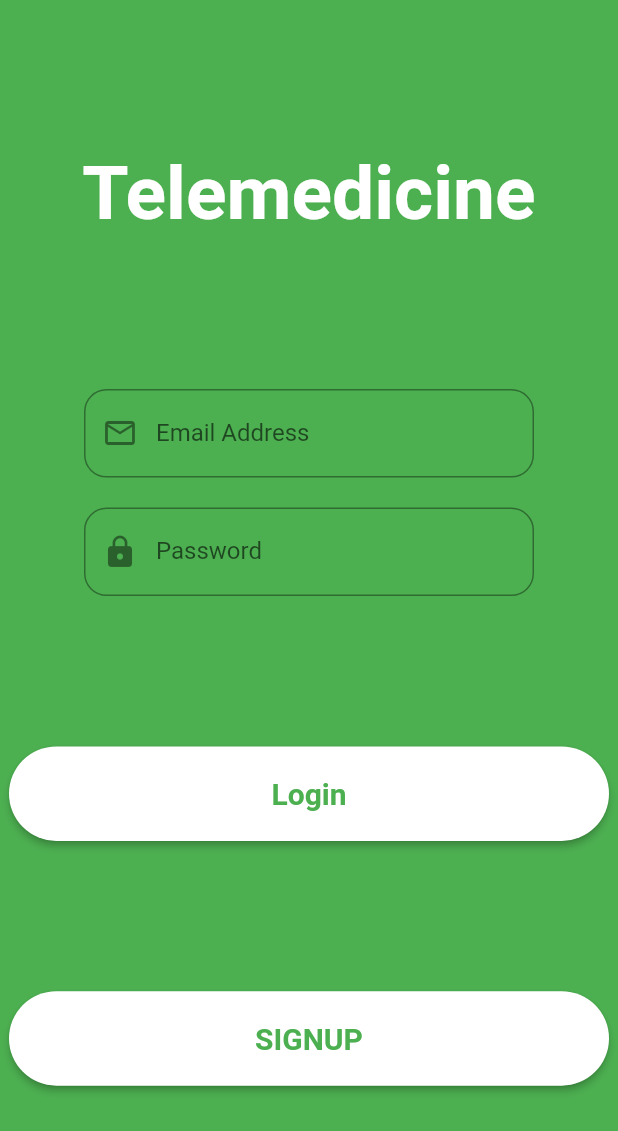
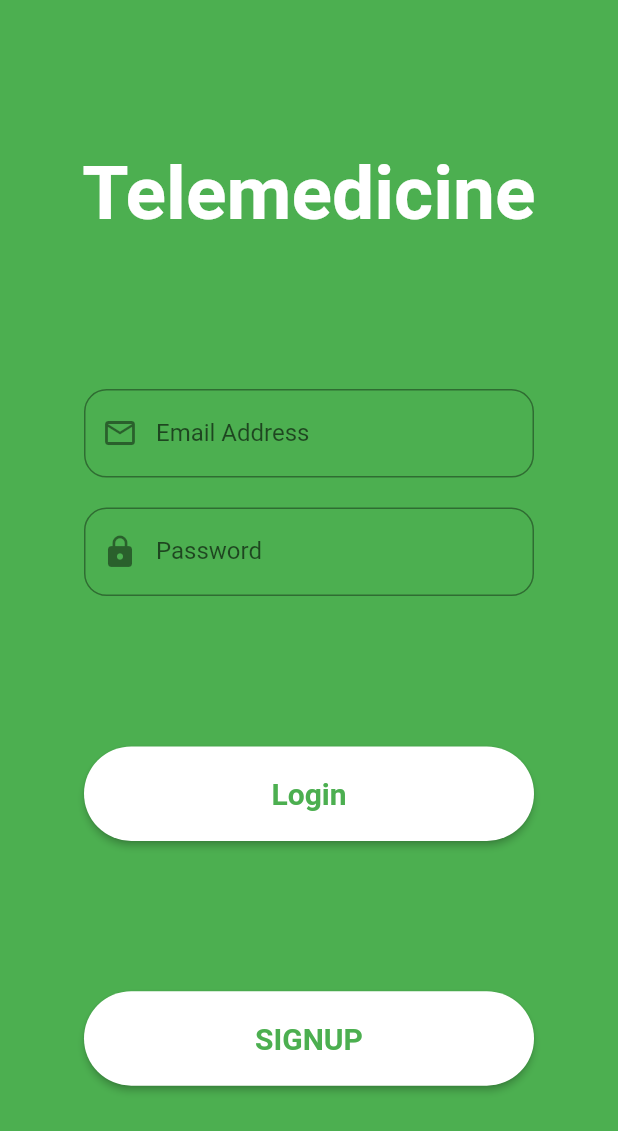
Before and after one commit to engyahmed7/Doctor-Mobile-Application, a Flutter app: the screen it shows after launch, on a phone screen of 412 x 824 dp. Shown: the top 1131 px of the screen. Run offline on Flutter 3.47's test engine with Material 2 defaults, Android fonts, the phone set to English and light mode, and no system bars.

Commit message:
Flutter App

```diff
--- a/lib/Notification.dart
+++ b/lib/Notification.dart
@@ -41,7 +41,7 @@ class Notify extends StatelessWidget {
                 alignment: Alignment.center,
                 child: Icon(
                   Icons.check_circle_outline_outlined,
-                  size: 200,
+                  size: 150,
                   color: Colors.green,
                 ),
               ),
@@ -49,7 +49,7 @@ class Notify extends StatelessWidget {
                 alignment: Alignment.center,
                 child: Text(
                   "Your Request Has Been Approved",
-                  style: TextStyle(fontWeight: FontWeight.bold, fontSize: 25),
+                  style: TextStyle(fontWeight: FontWeight.bold, fontSize: 20),
                 ),
               ),
               Padding(padding: EdgeInsets.only(bottom: 10)),
--- a/lib/Welcome.dart
+++ b/lib/Welcome.dart
@@ -68,7 +68,7 @@ class Welcome extends StatelessWidget {
               ],
             ),
             SizedBox(
-              width: 400,
+              width: 300,
               child: RaisedButton(
                 onPressed: () {
                   Navigator.of(context)
@@ -88,7 +88,7 @@ class Welcome extends StatelessWidget {
               ),
             ),
             SizedBox(
-              width: 400,
+              width: 300,
               child: RaisedButton(
                 onPressed: () {},
                 shape: RoundedRectangleBorder(
```
Also changed, not shown: lib/main.dart (+11 -4 lines).
